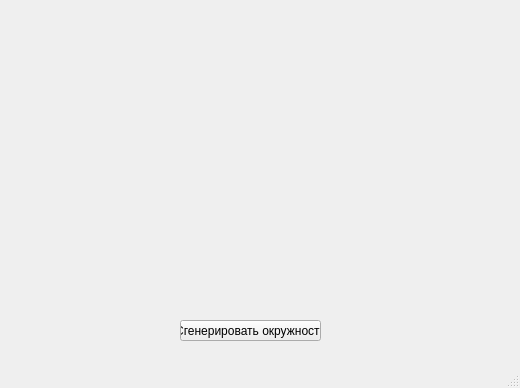
Old version of the form UI.ui in the repository VarvaraMaximova/YellowCircles.
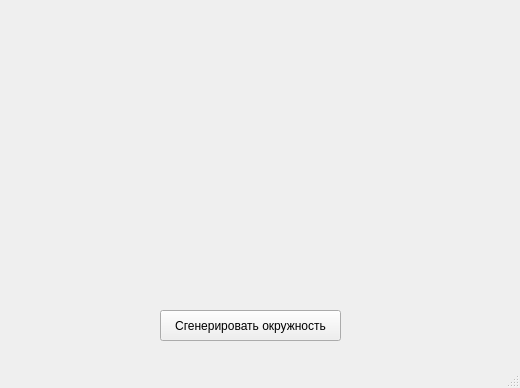
New version of the form.

Commit message: the final version and design with button with new size

```diff
--- a/UI.ui
+++ b/UI.ui
@@ -17,10 +17,10 @@
    <widget class="QPushButton" name="generateButton">
     <property name="geometry">
      <rect>
-      <x>180</x>
-      <y>320</y>
-      <width>141</width>
-      <height>21</height>
+      <x>160</x>
+      <y>310</y>
+      <width>181</width>
+      <height>31</height>
      </rect>
     </property>
     <property name="text">
```
